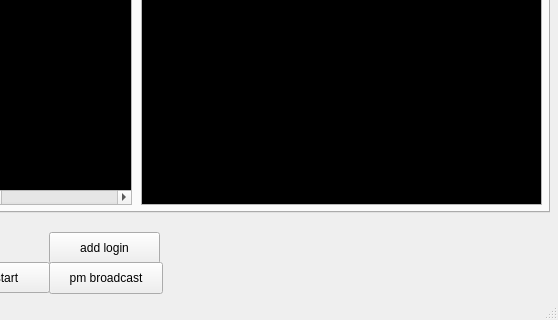
The window that mainwindow.ui (drgoebbels/sabot) describes before a commit, drawn with Qt 5; both pictures show x 811 to 1369 and y 374 to 694 of the 1369 by 694 pixel window.
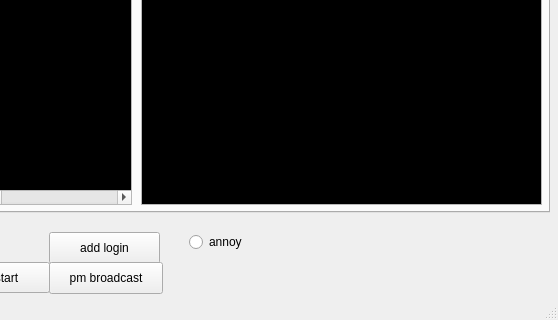
The same window after the commit.

Commit message: Changed code so '>VIP<' messages don't show in main chat area. Wrote more code for regex parser. Modified C makefile to accomodate sqlite3 functions.

What changed in the file:
```diff
--- a/mainwindow.ui
+++ b/mainwindow.ui
@@ -659,6 +659,19 @@
      <string>quicskstart</string>
     </property>
    </widget>
+   <widget class="QRadioButton" name="privateMessage_2">
+    <property name="geometry">
+     <rect>
+      <x>1000</x>
+      <y>570</y>
+      <width>102</width>
+      <height>20</height>
+     </rect>
+    </property>
+    <property name="text">
+     <string>annoy</string>
+    </property>
+   </widget>
   </widget>
   <widget class="QMenuBar" name="menuBar">
    <property name="geometry">
```
Left out of the diff: 18 changed lines with no effect on the pictures. The commit also changes 5 other files.
